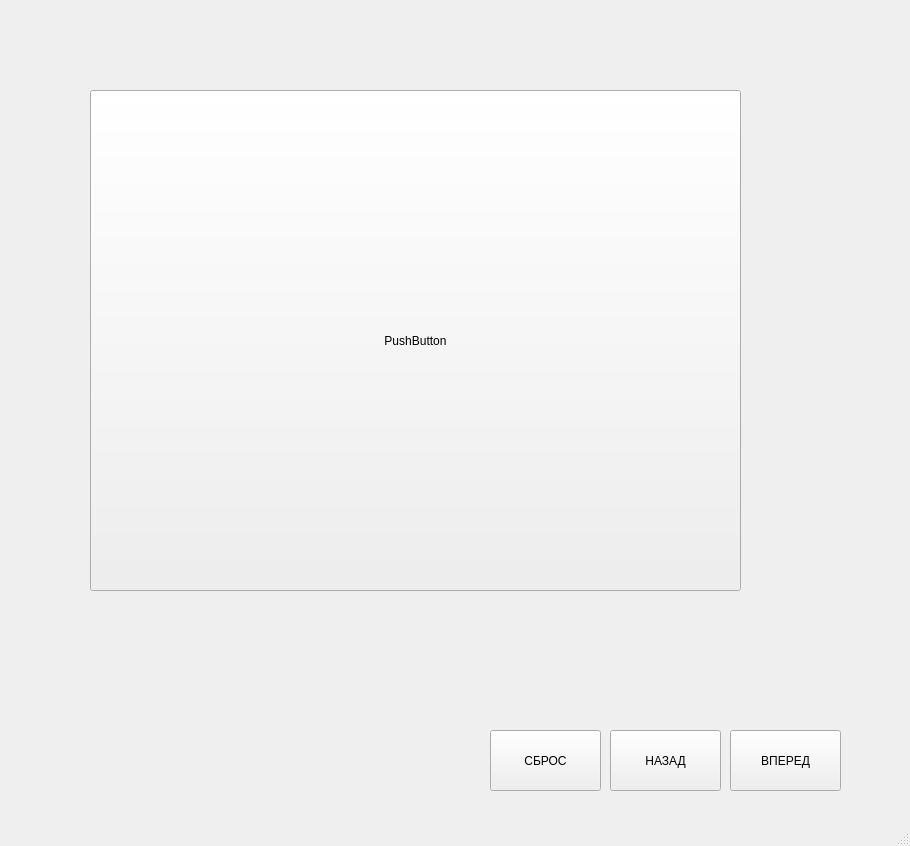
Jesusya-26/modelSolarSystem, file solar_system/main_window.ui: the form before one commit.
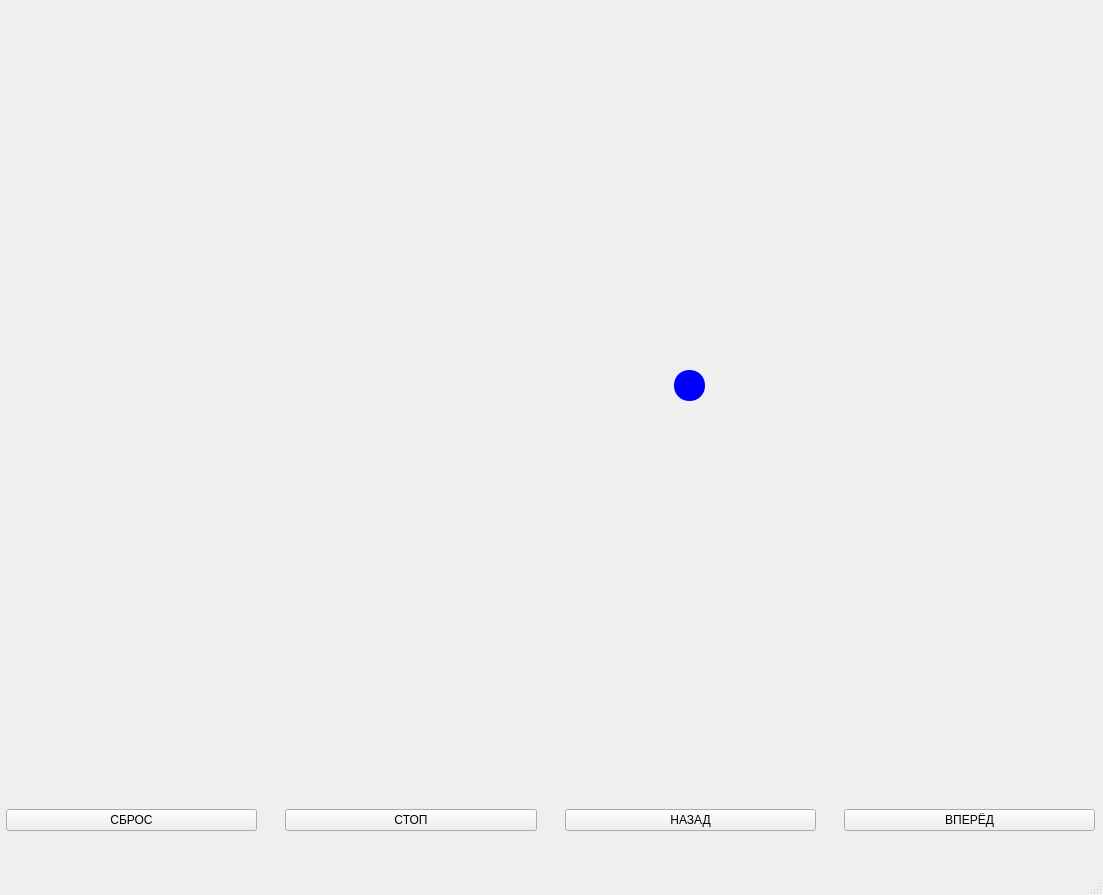
The form after the commit.

What changed in the file:
```diff
--- a/solar_system/main_window.ui
+++ b/solar_system/main_window.ui
@@ -6,64 +6,84 @@
    <rect>
     <x>0</x>
     <y>0</y>
-    <width>910</width>
-    <height>846</height>
+    <width>1103</width>
+    <height>895</height>
    </rect>
   </property>
   <property name="windowTitle">
    <string>Модель Солнечной системы</string>
   </property>
   <widget class="QWidget" name="centralwidget">
-   <widget class="QPushButton" name="down">
+   <widget class="QWidget" name="horizontalLayoutWidget">
     <property name="geometry">
      <rect>
-      <x>610</x>
-      <y>730</y>
-      <width>111</width>
-      <height>61</height>
+      <x>-10</x>
+      <y>780</y>
+      <width>1121</width>
+      <height>81</height>
      </rect>
     </property>
-    <property name="text">
-     <string>НАЗАД</string>
-    </property>
+    <layout class="QHBoxLayout" name="horizontalLayout">
+     <property name="spacing">
+      <number>28</number>
+     </property>
+     <property name="leftMargin">
+      <number>16</number>
+     </property>
+     <property name="rightMargin">
+      <number>16</number>
+     </property>
+     <item>
+      <widget class="QPushButton" name="reset">
+       <property name="text">
+        <string>СБРОС</string>
+       </property>
+      </widget>
+     </item>
+     <item>
+      <widget class="QPushButton" name="stop">
+       <property name="text">
+        <string>СТОП</string>
+       </property>
+      </widget>
+     </item>
+     <item>
+      <widget class="QPushButton" name="down">
+       <property name="text">
+        <string>НАЗАД</string>
+       </property>
+      </widget>
+     </item>
+     <item>
+      <widget class="QPushButton" name="up">
+       <property name="text">
+        <string>ВПЕРЁД</string>
+       </property>
+      </widget>
+     </item>
+    </layout>
    </widget>
-   <widget class="QPushButton" name="reset">
+   <widget class="QPushButton" name="earth">
     <property name="geometry">
      <rect>
-      <x>490</x>
-      <y>730</y>
-      <width>111</width>
-      <height>61</height>
+      <x>674</x>
+      <y>370</y>
+      <width>31</width>
+      <height>31</height>
      </rect>
     </property>
-    <property name="text">
-     <string>СБРОС</string>
+    <property name="styleSheet">
+     <string notr="true">border-radius: 15px; 
+background-color: rgb(0, 0, 255);</string>
     </property>
-   </widget>
-   <widget class="QPushButton" name="up">
-    <property name="geometry">
-     <rect>
-      <x>730</x>
-      <y>730</y>
-      <width>111</width>
-      <height>61</height>
-     </rect>
-    </property>
     <property name="text">
-     <string>ВПЕРЕД</string>
+     <string/>
     </property>
-   </widget>
-   <widget class="QPushButton" name="pushButton">
-    <property name="geometry">
-     <rect>
-      <x>90</x>
-      <y>90</y>
-      <width>651</width>
-      <height>501</height>
-     </rect>
-    </property>
-    <property name="text">
-     <string>PushButton</string>
+    <property name="iconSize">
+     <size>
+      <width>16</width>
+      <height>16</height>
+     </size>
     </property>
    </widget>
   </widget>
```
Left out of the diff: 6 changed lines with no effect on the pictures.
